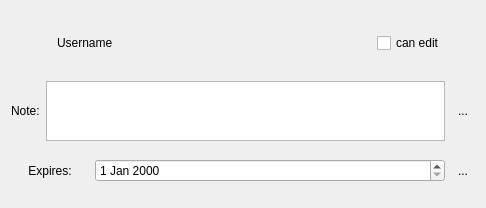
Above: src/gui/shareuserline.ui from nextcloud/desktop before the change. Below: the same form after it.
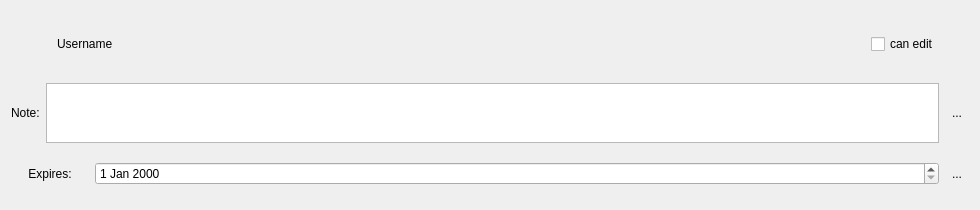
That is the form after the change. Icons and pictures are not drawn. Custom widgets are drawn as their Qt base class.

Commit message: Don't use unnecessary layout element

The edit to the form file:
```diff
--- a/src/gui/shareuserline.ui
+++ b/src/gui/shareuserline.ui
@@ -6,8 +6,8 @@
    <rect>
     <x>0</x>
     <y>0</y>
-    <width>486</width>
-    <height>208</height>
+    <width>980</width>
+    <height>210</height>
    </rect>
   </property>
   <property name="sizePolicy">
@@ -25,15 +25,7 @@
   <property name="autoFillBackground">
    <bool>false</bool>
   </property>
-  <layout class="QHBoxLayout" name="horizontalLayout">
-   <item>
     <layout class="QVBoxLayout" name="verticalLayout">
-     <property name="rightMargin">
-      <number>0</number>
-     </property>
-     <property name="bottomMargin">
-      <number>0</number>
-     </property>
      <item>
       <layout class="QHBoxLayout" name="horizontalLayout_2">
        <property name="rightMargin">
@@ -204,8 +196,6 @@
           <bool>true</bool>
          </property>
         </widget>
-       </item>
-      </layout>
      </item>
     </layout>
    </item>
```
Lines whose indentation alone changed are shown as unchanged.
